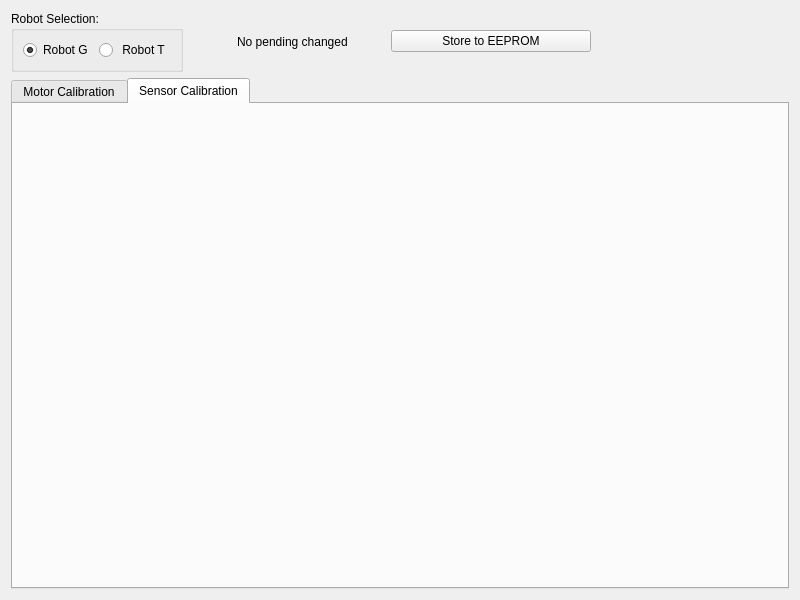
Old version of the form src/ui/GSSRobotConfig.ui in the repository tongvtdan/gcs.
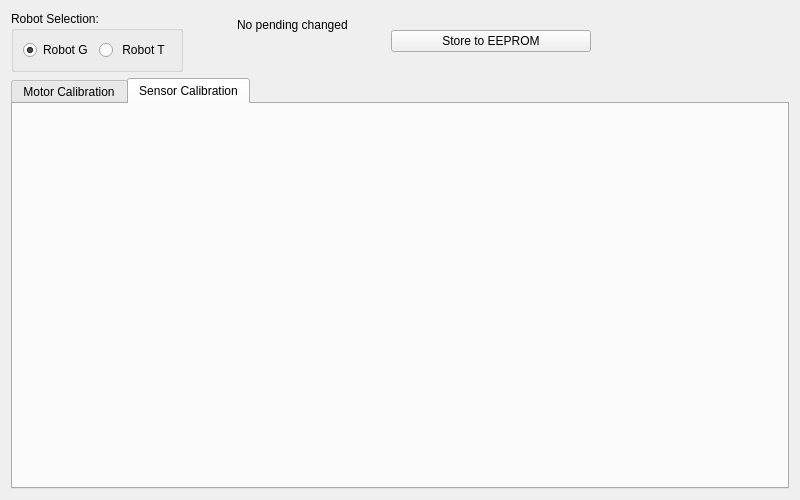
New version of the form. The open tabs and pages were chosen to show the change. Icons and pictures are not drawn.

What changed in the file:
```diff
--- a/src/ui/GSSRobotConfig.ui
+++ b/src/ui/GSSRobotConfig.ui
@@ -7,20 +7,20 @@
     <x>0</x>
     <y>0</y>
     <width>800</width>
-    <height>600</height>
+    <height>500</height>
    </rect>
   </property>
   <property name="minimumSize">
    <size>
     <width>800</width>
-    <height>600</height>
+    <height>200</height>
    </size>
   </property>
   <property name="windowTitle">
    <string>Robot Configuration</string>
   </property>
   <layout class="QGridLayout" name="gridLayout_2">
-   <item row="0" column="0">
+   <item row="0" column="0" rowspan="2">
     <widget class="QGroupBox" name="groupBox">
      <property name="title">
       <string>Robot Selection:</string>
@@ -46,7 +46,7 @@
      </layout>
     </widget>
    </item>
-   <item row="0" column="1">
+   <item row="1" column="1">
     <spacer name="horizontalSpacer_2">
      <property name="orientation">
       <enum>Qt::Horizontal</enum>
@@ -66,20 +66,7 @@
      </property>
     </widget>
    </item>
-   <item row="0" column="3">
-    <spacer name="horizontalSpacer_4">
-     <property name="orientation">
-      <enum>Qt::Horizontal</enum>
-     </property>
-     <property name="sizeHint" stdset="0">
-      <size>
-       <width>41</width>
-       <height>20</height>
-      </size>
-     </property>
-    </spacer>
-   </item>
-   <item row="0" column="4">
+   <item row="0" column="4" rowspan="2">
     <widget class="QPushButton" name="pushButton">
      <property name="minimumSize">
       <size>
@@ -92,7 +79,20 @@
      </property>
     </widget>
    </item>
-   <item row="0" column="5">
+   <item row="1" column="3">
+    <spacer name="horizontalSpacer_4">
+     <property name="orientation">
+      <enum>Qt::Horizontal</enum>
+     </property>
+     <property name="sizeHint" stdset="0">
+      <size>
+       <width>41</width>
+       <height>20</height>
+      </size>
+     </property>
+    </spacer>
+   </item>
+   <item row="1" column="5">
     <spacer name="horizontalSpacer_3">
      <property name="orientation">
       <enum>Qt::Horizontal</enum>
@@ -105,7 +105,7 @@
      </property>
     </spacer>
    </item>
-   <item row="1" column="0" colspan="6">
+   <item row="2" column="0" colspan="6">
     <widget class="QTabWidget" name="robotGTabWidget">
      <property name="currentIndex">
       <number>0</number>
@@ -332,6 +332,25 @@
       <attribute name="title">
        <string>Sensor Calibration</string>
       </attribute>
+      <widget class="QLabel" name="label_6">
+       <property name="geometry">
+        <rect>
+         <x>70</x>
+         <y>50</y>
+         <width>441</width>
+         <height>261</height>
+        </rect>
+       </property>
+       <property name="text">
+        <string/>
+       </property>
+       <property name="pixmap">
+        <pixmap>../../files/images_icons/gssRobot/G1.PNG</pixmap>
+       </property>
+       <property name="scaledContents">
+        <bool>true</bool>
+       </property>
+      </widget>
      </widget>
     </widget>
    </item>
```
